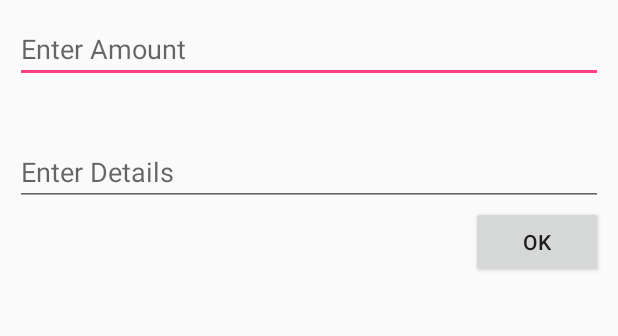
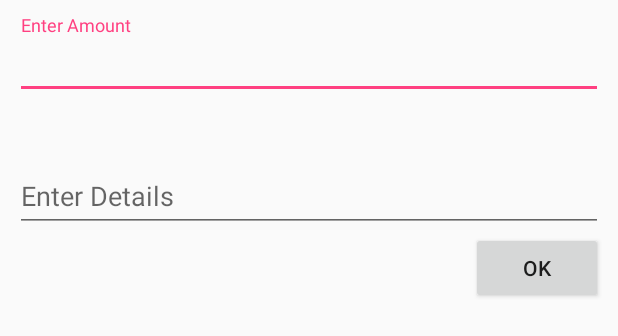
Before and after one commit to cshoosh/RecieptMaintainerClient, an Android app: the layout dialog_update.xml on its own in the app's theme, with its tools: preview values and no code run, on a phone screen of 412 x 824 dp. Shown: the top 336 px of the screen. Run offline under Robolectric (Android 15) with nearby library versions, the phone set to English and light mode, and no system bars; network calls fail.

Commit message:
Initial Commit

```diff
--- a/app/src/main/java/com/example/shahnawaz/recieptmaintainer/UpdateFrag.java
+++ b/app/src/main/java/com/example/shahnawaz/recieptmaintainer/UpdateFrag.java
@@ -4,6 +4,8 @@ import android.app.Dialog;
 import android.os.Bundle;
 import android.support.annotation.NonNull;
 import android.support.annotation.Nullable;
+import android.support.design.widget.BottomSheetDialog;
+import android.support.design.widget.BottomSheetDialogFragment;
 import android.support.v4.app.DialogFragment;
 import android.text.Editable;
 import android.text.TextWatcher;
@@ -23,7 +25,7 @@ import java.util.Locale;
 /**
  * Created by Shahnawaz on 6/13/2016.
  */
-public class UpdateFrag extends DialogFragment implements View.OnClickListener {
+public class UpdateFrag extends BottomSheetDialogFragment implements View.OnClickListener {
     public static final String KEY_TYPE = "keyUpdateType";
     public static final String KEY_ID = "keyID";
 
@@ -62,6 +64,8 @@ public class UpdateFrag extends DialogFragment implements View.OnClickListener {
                 if (!s.toString().isEmpty()) {
                     int number = Integer.parseInt(s.toString());
                     labelAmount.setText(MainActivity.NUMBER_FORMAT.format(number));
+                } else {
+                    labelAmount.setText("");
                 }
             }
 
--- a/app/src/main/res/layout/dialog_update.xml
+++ b/app/src/main/res/layout/dialog_update.xml
@@ -6,29 +6,38 @@
     android:orientation="vertical"
     android:padding="10dp">
 
-    <EditText
+    <android.support.design.widget.TextInputLayout
+        android:layout_width="match_parent"
+        android:layout_height="wrap_content">
+
+        <android.support.design.widget.TextInputEditText
             android:id="@+id/edtAmount"
             android:layout_width="match_parent"
             android:layout_height="wrap_content"
-        android:layout_gravity="center_horizontal"
-        android:ems="10"
             android:hint="Enter Amount"
             android:inputType="number"
             android:maxLength="6" />
+
+    </android.support.design.widget.TextInputLayout>
 
     <TextView
         android:id="@+id/lblAmount"
         android:layout_width="match_parent"
         android:layout_height="wrap_content"
-        android:layout_marginBottom="7dp"
+        android:layout_marginBottom="3dp"
         android:textAppearance="?android:attr/textAppearanceLarge" />
 
-    <EditText
+    <android.support.design.widget.TextInputLayout
+        android:layout_width="match_parent"
+        android:layout_height="wrap_content">
+
+        <android.support.design.widget.TextInputEditText
             android:id="@+id/edtDesc"
             android:layout_width="match_parent"
             android:layout_height="wrap_content"
-        android:layout_gravity="center_horizontal"
             android:hint="Enter Details" />
+
+    </android.support.design.widget.TextInputLayout>
 
     <Button
         android:id="@+id/btnOK"
--- a/app/src/main/res/layout/list_row.xml
+++ b/app/src/main/res/layout/list_row.xml
@@ -40,7 +40,7 @@
                 android:id="@android:id/icon"
                 android:layout_width="wrap_content"
                 android:layout_height="wrap_content"
-                android:src="@drawable/ic_action_overflow" />
+                android:src="@drawable/ic_more_vert" />
         </LinearLayout>
     </android.support.v7.widget.CardView>
 
```
Also changed, not shown: app/src/main/res/drawable-anydpi/ic_more_vert.xml (added, +9 -0 lines). Lines whose indentation alone changed are shown as unchanged.
